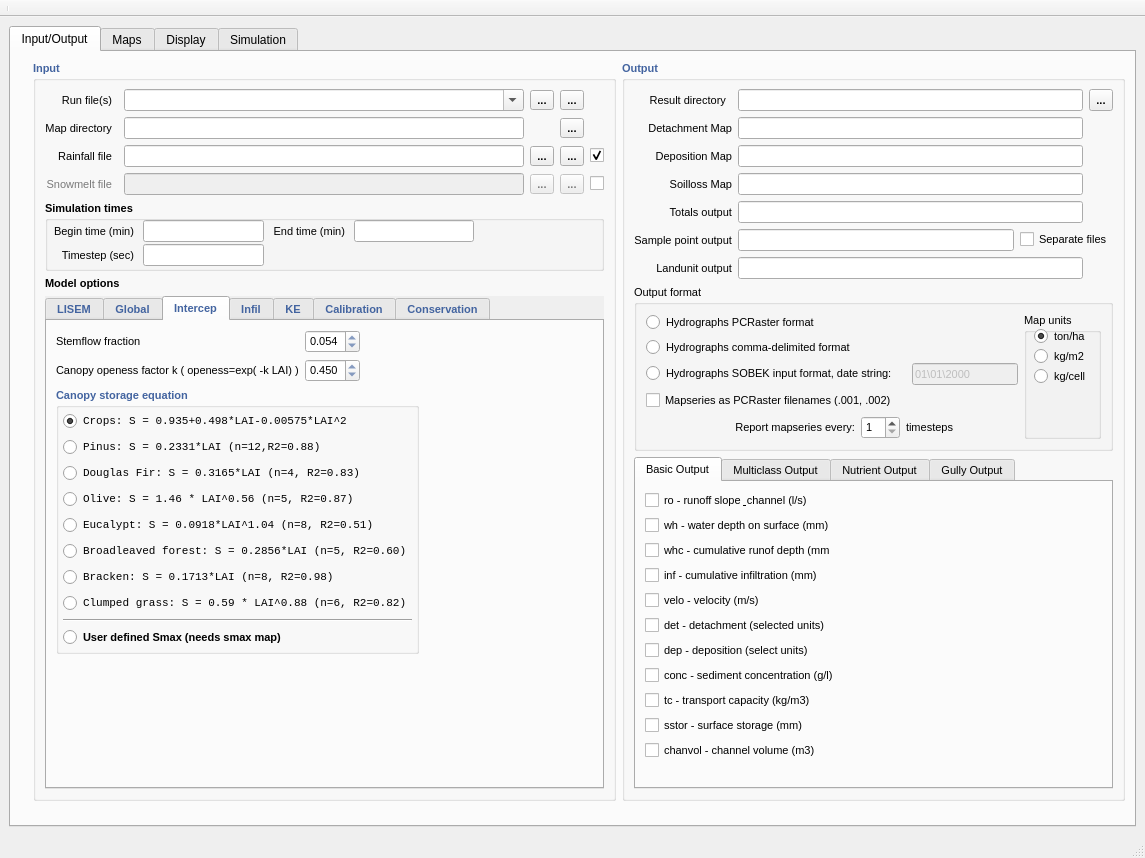
Old version of the form ui_full/lisemqt.ui in the repository vjetten/openlisem.
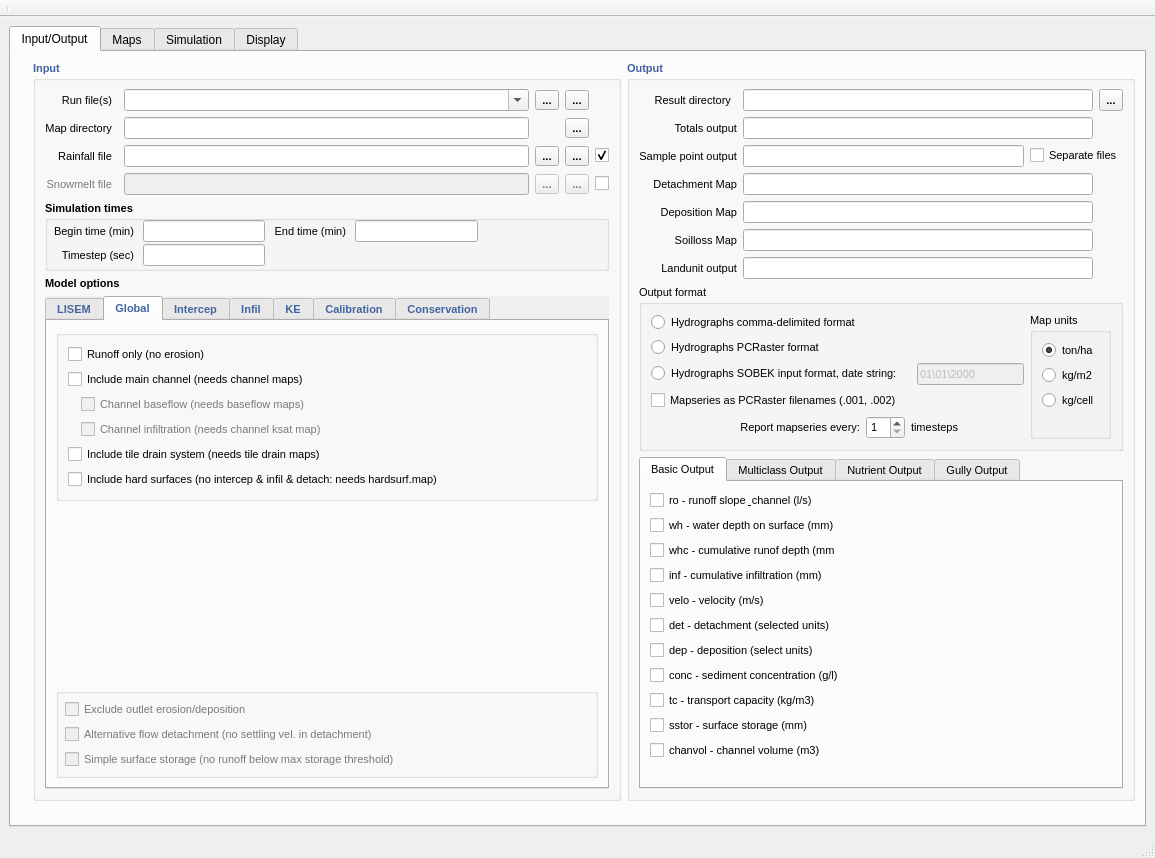
New version of the form. The open tabs and pages were chosen to show the change. Icons and pictures are not drawn.

Diff of the .ui file:
```diff
--- a/ui_full/lisemqt.ui
+++ b/ui_full/lisemqt.ui
@@ -6,8 +6,8 @@
    <rect>
     <x>0</x>
     <y>0</y>
-    <width>1145</width>
-    <height>809</height>
+    <width>1155</width>
+    <height>837</height>
    </rect>
   </property>
   <property name="sizePolicy">
@@ -77,7 +77,7 @@
        <enum>QTabWidget::North</enum>
       </property>
       <property name="currentIndex">
-       <number>3</number>
+       <number>2</number>
       </property>
       <widget class="QWidget" name="tab_1">
        <attribute name="title">
@@ -1250,7 +1250,7 @@
               <enum>QTabWidget::Rounded</enum>
              </property>
              <property name="currentIndex">
-              <number>2</number>
+              <number>1</number>
              </property>
              <widget class="QWidget" name="tabWidgetPage1">
               <attribute name="title">
@@ -6281,7 +6281,7 @@
                </property>
               </widget>
              </item>
-             <item row="1" column="0">
+             <item row="4" column="0">
               <widget class="QLabel" name="label_17">
                <property name="palette">
                 <palette>
@@ -6337,7 +6337,7 @@
                </property>
               </widget>
              </item>
-             <item row="1" column="1" colspan="2">
+             <item row="4" column="1" colspan="2">
               <widget class="QLineEdit" name="E_DetachmentMap">
                <property name="palette">
                 <palette>
@@ -6384,7 +6384,7 @@
                </property>
               </widget>
              </item>
-             <item row="2" column="0">
+             <item row="5" column="0">
               <widget class="QLabel" name="label_18">
                <property name="palette">
                 <palette>
@@ -6440,7 +6440,7 @@
                </property>
               </widget>
              </item>
-             <item row="2" column="1" colspan="2">
+             <item row="5" column="1" colspan="2">
               <widget class="QLineEdit" name="E_DepositionMap">
                <property name="palette">
                 <palette>
@@ -6487,7 +6487,7 @@
                </property>
               </widget>
              </item>
-             <item row="3" column="0">
+             <item row="6" column="0">
               <widget class="QLabel" name="label_19">
                <property name="palette">
                 <palette>
@@ -6543,7 +6543,7 @@
                </property>
               </widget>
              </item>
-             <item row="3" column="1" colspan="2">
+             <item row="6" column="1" colspan="2">
               <widget class="QLineEdit" name="E_SoillossMap">
                <property name="palette">
                 <palette>
@@ -6590,112 +6590,6 @@
                </property>
               </widget>
              </item>
-             <item row="4" column="0">
-              <widget class="QLabel" name="label_22">
-               <property name="palette">
-                <palette>
-                 <active>
-                  <colorrole role="WindowText">
-                   <brush brushstyle="SolidPattern">
-                    <color alpha="255">
-                     <red>0</red>
-                     <green>0</green>
-                     <blue>0</blue>
-                    </color>
-                   </brush>
-                  </colorrole>
-                 </active>
-                 <inactive>
-                  <colorrole role="WindowText">
-                   <brush brushstyle="SolidPattern">
-                    <color alpha="255">
-                     <red>0</red>
-                     <green>0</green>
-                     <blue>0</blue>
-                    </color>
-                   </brush>
-                  </colorrole>
-                 </inactive>
-                 <disabled>
-                  <colorrole role="WindowText">
-                   <brush brushstyle="SolidPattern">
-                    <color alpha="255">
-                     <red>122</red>
-                     <green>122</green>
-                     <blue>122</blue>
-                    </color>
-                   </brush>
-                  </colorrole>
-                 </disabled>
-                </palette>
-               </property>
-               <property name="font">
-                <font>
-                 <weight>50</weight>
-                 <bold>false</bold>
-                </font>
-               </property>
-               <property name="layoutDirection">
-                <enum>Qt::LeftToRight</enum>
-               </property>
-               <property name="text">
-                <string>Totals output</string>
-               </property>
-               <property name="alignment">
-                <set>Qt::AlignRight|Qt::AlignTrailing|Qt::AlignVCenter</set>
-               </property>
-              </widget>
-             </item>
-             <item row="4" column="1" colspan="2">
-              <widget class="QLineEdit" name="E_MainTotals">
-               <property name="palette">
-                <palette>
-                 <active>
-                  <colorrole role="WindowText">
-                   <brush brushstyle="SolidPattern">
-                    <color alpha="255">
-                     <red>0</red>
-                     <green>0</green>
-                     <blue>0</blue>
-                    </color>
-                   </brush>
-                  </colorrole>
-                 </active>
-                 <inactive>
-                  <colorrole role="WindowText">
-                   <brush brushstyle="SolidPattern">
-                    <color alpha="255">
-                     <red>0</red>
-                     <green>0</green>
-                     <blue>0</blue>
-                    </color>
-                   </brush>
-                  </colorrole>
-                 </inactive>
-                 <disabled>
-                  <colorrole role="WindowText">
-                   <brush brushstyle="SolidPattern">
-                    <color alpha="255">
-                     <red>122</red>
-                     <green>122</green>
-                     <blue>122</blue>
-                    </color>
-                   </brush>
-                  </colorrole>
-                 </disabled>
-                </palette>
-               </property>
-               <property name="font">
-                <font>
-                 <weight>50</weight>
-                 <bold>false</bold>
-                </font>
-               </property>
-               <property name="toolTip">
-                <string>Text file with totals at the outlet</string>
-               </property>
-              </widget>
-             </item>
              <item row="0" column="3">
               <widget class="QToolButton" name="toolButton_ResultDir">
                <property name="sizePolicy">
@@ -6750,7 +6644,210 @@
                </property>
               </widget>
              </item>
-             <item row="5" column="0">
+             <item row="9" column="0">
+              <widget class="QLabel" name="label_61">
+               <property name="palette">
+                <palette>
+                 <active>
+                  <colorrole role="WindowText">
+                   <brush brushstyle="SolidPattern">
+                    <color alpha="255">
+                     <red>0</red>
+                     <green>0</green>
+                     <blue>0</blue>
+                    </color>
+                   </brush>
+                  </colorrole>
+                 </active>
+                 <inactive>
+                  <colorrole role="WindowText">
+                   <brush brushstyle="SolidPattern">
+                    <color alpha="255">
+                     <red>0</red>
+                     <green>0</green>
+                     <blue>0</blue>
+                    </color>
+                   </brush>
+                  </colorrole>
+                 </inactive>
+                 <disabled>
+                  <colorrole role="WindowText">
+                   <brush brushstyle="SolidPattern">
+                    <color alpha="255">
+                     <red>122</red>
+                     <green>122</green>
+                     <blue>122</blue>
+                    </color>
+                   </brush>
+                  </colorrole>
+                 </disabled>
+                </palette>
+               </property>
+               <property name="font">
+                <font>
+                 <weight>50</weight>
+                 <bold>false</bold>
+                </font>
+               </property>
+               <property name="text">
+                <string>Landunit output</string>
+               </property>
+               <property name="alignment">
+                <set>Qt::AlignRight|Qt::AlignTrailing|Qt::AlignVCenter</set>
+               </property>
+              </widget>
+             </item>
+             <item row="9" column="1" colspan="2">
+              <widget class="QLineEdit" name="E_LandunitResults">
+               <property name="palette">
+                <palette>
+                 <active>
+                  <colorrole role="WindowText">
+                   <brush brushstyle="SolidPattern">
+                    <color alpha="255">
+                     <red>0</red>
+                     <green>0</green>
+                     <blue>0</blue>
+                    </color>
+                   </brush>
+                  </colorrole>
+                 </active>
+                 <inactive>
+                  <colorrole role="WindowText">
+                   <brush brushstyle="SolidPattern">
+                    <color alpha="255">
+                     <red>0</red>
+                     <green>0</green>
+                     <blue>0</blue>
+                    </color>
+                   </brush>
+                  </colorrole>
+                 </inactive>
+                 <disabled>
+                  <colorrole role="WindowText">
+                   <brush brushstyle="SolidPattern">
+                    <color alpha="255">
+                     <red>122</red>
+                     <green>122</green>
+                     <blue>122</blue>
+                    </color>
+                   </brush>
+                  </colorrole>
+                 </disabled>
+                </palette>
+               </property>
+               <property name="toolTip">
+                <string>Text file with totals per landunit</string>
+               </property>
+              </widget>
+             </item>
+             <item row="2" column="1" colspan="2">
+              <widget class="QLineEdit" name="E_MainTotals">
+               <property name="palette">
+                <palette>
+                 <active>
+                  <colorrole role="WindowText">
+                   <brush brushstyle="SolidPattern">
+                    <color alpha="255">
+                     <red>0</red>
+                     <green>0</green>
+                     <blue>0</blue>
+                    </color>
+                   </brush>
+                  </colorrole>
+                 </active>
+                 <inactive>
+                  <colorrole role="WindowText">
+                   <brush brushstyle="SolidPattern">
+                    <color alpha="255">
+                     <red>0</red>
+                     <green>0</green>
+                     <blue>0</blue>
+                    </color>
+                   </brush>
+                  </colorrole>
+                 </inactive>
+                 <disabled>
+                  <colorrole role="WindowText">
+                   <brush brushstyle="SolidPattern">
+                    <color alpha="255">
+                     <red>122</red>
+                     <green>122</green>
+                     <blue>122</blue>
+                    </color>
+                   </brush>
+                  </colorrole>
+                 </disabled>
+                </palette>
+               </property>
+               <property name="font">
+                <font>
+                 <weight>50</weight>
+                 <bold>false</bold>
+                </font>
+               </property>
+               <property name="toolTip">
+                <string>Text file with totals at the outlet</string>
+               </property>
+              </widget>
+             </item>
+             <item row="2" column="0">
+              <widget class="QLabel" name="label_22">
+               <property name="palette">
+                <palette>
+                 <active>
+                  <colorrole role="WindowText">
+                   <brush brushstyle="SolidPattern">
+                    <color alpha="255">
+                     <red>0</red>
+                     <green>0</green>
+                     <blue>0</blue>
+                    </color>
+                   </brush>
+                  </colorrole>
+                 </active>
+                 <inactive>
+                  <colorrole role="WindowText">
+                   <brush brushstyle="SolidPattern">
+                    <color alpha="255">
+                     <red>0</red>
+                     <green>0</green>
+                     <blue>0</blue>
+                    </color>
+                   </brush>
+                  </colorrole>
+                 </inactive>
+                 <disabled>
+                  <colorrole role="WindowText">
+                   <brush brushstyle="SolidPattern">
+                    <color alpha="255">
+                     <red>122</red>
+                     <green>122</green>
+                     <blue>122</blue>
+                    </color>
+                   </brush>
+                  </colorrole>
+                 </disabled>
+                </palette>
+               </property>
+               <property name="font">
+                <font>
+                 <weight>50</weight>
+                 <bold>false</bold>
+                </font>
+               </property>
+               <property name="layoutDirection">
+                <enum>Qt::LeftToRight</enum>
+               </property>
+               <property name="text">
+                <string>Totals output</string>
+               </property>
+               <property name="alignment">
+                <set>Qt::AlignRight|Qt::AlignTrailing|Qt::AlignVCenter</set>
+               </property>
+              </widget>
+             </item>
+             <item row="3" column="0">
               <widget class="QLabel" name="label_20">
                <property name="palette">
                 <palette>
@@ -6806,7 +6903,7 @@
                </property>
               </widget>
              </item>
-             <item row="5" column="1">
+             <item row="3" column="1">
               <widget class="QLineEdit" name="E_PointResults">
                <property name="palette">
                 <palette>
@@ -6856,7 +6953,7 @@
                </property>
               </widget>
              </item>
-             <item row="5" column="2" colspan="2">
+             <item row="3" column="2" colspan="2">
               <widget class="QCheckBox" name="checkSeparateOutput">
                <property name="sizePolicy">
                 <sizepolicy hsizetype="Fixed" vsizetype="Fixed">
@@ -6912,103 +7009,6 @@
                </property>
               </widget>
              </item>
-             <item row="6" column="0">
-              <widget class="QLabel" name="label_61">
-               <property name="palette">
-                <palette>
-                 <active>
-                  <colorrole role="WindowText">
-                   <brush brushstyle="SolidPattern">
-                    <color alpha="255">
-                     <red>0</red>
-                     <green>0</green>
-                     <blue>0</blue>
-                    </color>
-                   </brush>
-                  </colorrole>
-                 </active>
-                 <inactive>
-                  <colorrole role="WindowText">
-                   <brush brushstyle="SolidPattern">
-                    <color alpha="255">
-                     <red>0</red>
-                     <green>0</green>
-                     <blue>0</blue>
-                    </color>
-                   </brush>
-                  </colorrole>
-                 </inactive>
-                 <disabled>
-                  <colorrole role="WindowText">
-                   <brush brushstyle="SolidPattern">
-                    <color alpha="255">
-                     <red>122</red>
-                     <green>122</green>
-                     <blue>122</blue>
-                    </color>
-                   </brush>
-                  </colorrole>
-                 </disabled>
-                </palette>
-               </property>
-               <property name="font">
-                <font>
-                 <weight>50</weight>
-                 <bold>false</bold>
-                </font>
-               </property>
-               <property name="text">
-                <string>Landunit output</string>
-               </property>
-               <property name="alignment">
-                <set>Qt::AlignRight|Qt::AlignTrailing|Qt::AlignVCenter</set>
-               </property>
-              </widget>
-             </item>
-             <item row="6" column="1" colspan="2">
-              <widget class="QLineEdit" name="E_LandunitResults">
-               <property name="palette">
-                <palette>
-                 <active>
-                  <colorrole role="WindowText">
-                   <brush brushstyle="SolidPattern">
-                    <color alpha="255">
-                     <red>0</red>
-                     <green>0</green>
-                     <blue>0</blue>
-                    </color>
-                   </brush>
-                  </colorrole>
-                 </active>
-                 <inactive>
-                  <colorrole role="WindowText">
-                   <brush brushstyle="SolidPattern">
-                    <color alpha="255">
-                     <red>0</red>
-                     <green>0</green>
-                     <blue>0</blue>
-                    </color>
-                   </brush>
-                  </colorrole>
-                 </inactive>
-                 <disabled>
-                  <colorrole role="WindowText">
-                   <brush brushstyle="SolidPattern">
-                    <color alpha="255">
-                     <red>122</red>
-                     <green>122</green>
-                     <blue>122</blue>
-                    </color>
-                   </brush>
-                  </colorrole>
-                 </disabled>
-                </palette>
-               </property>
-               <property name="toolTip">
-                <string>Text file with totals per landunit</string>
-               </property>
-              </widget>
-             </item>
             </layout>
            </item>
            <item>
@@ -7066,14 +7066,142 @@
               <string>Output format</string>
              </property>
              <layout class="QGridLayout" name="gridLayout_4">
-              <item row="1" column="0" colspan="2">
-               <widget class="QRadioButton" name="checkWritePCRaster">
-                <property name="text">
-                 <string>Hydrographs PCRaster format</string>
+              <item row="2" column="4" rowspan="5">
+               <widget class="QGroupBox" name="groupBox_2">
+                <property name="palette">
+                 <palette>
+                  <active>
+                   <colorrole role="WindowText">
+                    <brush brushstyle="SolidPattern">
+                     <color alpha="255">
+                      <red>0</red>
+                      <green>0</green>
+                      <blue>0</blue>
+                     </color>
+                    </brush>
+                   </colorrole>
+                  </active>
+                  <inactive>
+                   <colorrole role="WindowText">
+                    <brush brushstyle="SolidPattern">
+                     <color alpha="255">
+                      <red>0</red>
+                      <green>0</green>
+                      <blue>0</blue>
+                     </color>
+                    </brush>
+                   </colorrole>
+                  </inactive>
+                  <disabled>
+                   <colorrole role="WindowText">
+                    <brush brushstyle="SolidPattern">
+                     <color alpha="255">
+                      <red>122</red>
+                      <green>122</green>
+                      <blue>122</blue>
+                     </color>
+                    </brush>
+                   </colorrole>
+                  </disabled>
+                 </palette>
                 </property>
+                <property name="font">
+                 <font>
+                  <weight>50</weight>
+                  <bold>false</bold>
+                 </font>
+                </property>
+                <property name="title">
+                 <string>Map units</string>
+                </property>
+                <layout class="QVBoxLayout" name="verticalLayout_8">
+                 <item>
+                  <widget class="QRadioButton" name="checkUnits_tonha">
+                   <property name="palette">
+                    <palette>
+                     <active>
+                      <colorrole role="WindowText">
+                       <brush brushstyle="SolidPattern">
+                        <color alpha="255">
+                         <red>0</red>
+                         <green>0</green>
+                         <blue>0</blue>
+                        </color>
+                       </brush>
+                      </colorrole>
+                     </active>
+                     <inactive>
+                      <colorrole role="WindowText">
+                       <brush brushstyle="SolidPattern">
+                        <color alpha="255">
+                         <red>0</red>
+                         <green>0</green>
+                         <blue>0</blue>
+                        </color>
+                       </brush>
+                      </colorrole>
+                     </inactive>
+                     <disabled>
+                      <colorrole role="WindowText">
+                       <brush brushstyle="SolidPattern">
+                        <color alpha="255">
+                         <red>122</red>
+                         <green>122</green>
+                         <blue>122</blue>
+                        </color>
+                       </brush>
+                      </colorrole>
+                     </disabled>
+                    </palette>
+                   </property>
+                   <property name="text">
+                    <string>ton/ha</string>
+                   </property>
+                   <property name="checked">
+                    <bool>true</bool>
+                   </property>
+                   <attribute name="buttonGroup">
+                    <string>buttonGroup</string>
+                   </attribute>
+                  </widget>
+                 </item>
+                 <item>
+                  <widget class="QRadioButton" name="checkUnits_kgm2">
+                   <property name="text">
+                    <string>kg/m2</string>
+                   </property>
+                   <attribute name="buttonGroup">
+                    <string>buttonGroup</string>
+                   </attribute>
+                  </widget>
+                 </item>
+                 <item>
+                  <widget class="QRadioButton" name="checkUnits_kgcell">
+                   <property name="text">
+                    <string>kg/cell</string>
+                   </property>
+                   <attribute name="buttonGroup">
+                    <string>buttonGroup</string>
+                   </attribute>
+                  </widget>
+                 </item>
+                 <item>
+                  <spacer name="verticalSpacer_13">
+                   <property name="orientation">
+                    <enum>Qt::Vertical</enum>
+                   </property>
+                   <property name="sizeHint" stdset="0">
+                    <size>
+                     <width>20</width>
+                     <height>40</height>
+                    </size>
+                   </property>
+                  </spacer>
+                 </item>
+                </layout>
                </widget>
               </item>
-              <item row="3" column="0" colspan="3">
+              <item row="4" column="0" colspan="3">
                <widget class="QRadioButton" name="checkWriteSOBEK">
                 <property name="sizePolicy">
                  <sizepolicy hsizetype="Fixed" vsizetype="Fixed">
@@ -7086,7 +7214,7 @@
                 </property>
                </widget>
               </item>
-              <item row="3" column="3">
+              <item row="4" column="3">
                <widget class="QLineEdit" name="SOBEKdatestring">
                 <property name="enabled">
                  <bool>false</bool>
@@ -7114,14 +7242,14 @@
                 </property>
                </widget>
               </item>
-              <item row="4" column="0" colspan="4">
+              <item row="5" column="0" colspan="4">
                <widget class="QCheckBox" name="checkWritePCRnames">
                 <property name="text">
                  <string>Mapseries as PCRaster filenames (.001, .002)</string>
                 </property>
                </widget>
               </item>
-              <item row="5" column="0">
+              <item row="6" column="0">
                <widget class="QLabel" name="label_80">
                 <property name="text">
                  <string>Report mapseries every:</string>
@@ -7131,7 +7259,20 @@
                 </property>
                </widget>
               </item>
-              <item row="5" column="2" colspan="2">
+              <item row="6" column="1">
+               <widget class="QSpinBox" name="printinterval">
+                <property name="sizePolicy">
+                 <sizepolicy hsizetype="Fixed" vsizetype="Fixed">
+                  <horstretch>0</horstretch>
+                  <verstretch>0</verstretch>
+                 </sizepolicy>
+                </property>
+                <property name="minimum">
+                 <number>1</number>
+                </property>
+               </widget>
+              </item>
+              <item row="6" column="2" colspan="2">
                <widget class="QLabel" name="label_16">
                 <property name="sizePolicy">
                  <sizepolicy hsizetype="Expanding" vsizetype="Preferred">
@@ -7144,164 +7285,20 @@
                 </property>
                </widget>
               </item>
+              <item row="3" column="0">
+               <widget class="QRadioButton" name="checkWritePCRaster">
+                <property name="text">
+                 <string>Hydrographs PCRaster format</string>
+                </property>
+               </widget>
+              </item>
               <item row="2" column="0">
-               <widget class="QRadioButton" name="chechWriteCommaDelimited">
+               <widget class="QRadioButton" name="checkWriteCommaDelimited">
                 <property name="text">
                  <string>Hydrographs comma-delimited format</string>
                 </property>
                </widget>
               </item>
-              <item row="5" column="1">
-               <widget class="QSpinBox" name="printinterval">
-                <property name="sizePolicy">
-                 <sizepolicy hsizetype="Fixed" vsizetype="Fixed">
-                  <horstretch>0</horstretch>
-                  <verstretch>0</verstretch>
-                 </sizepolicy>
-                </property>
-                <property name="minimum">
-                 <number>1</number>
-                </property>
-               </widget>
-              </item>
-              <item row="1" column="4" rowspan="5">
-               <widget class="QGroupBox" name="groupBox_2">
-                <property name="palette">
-                 <palette>
-                  <active>
-                   <colorrole role="WindowText">
-                    <brush brushstyle="SolidPattern">
-                     <color alpha="255">
-                      <red>0</red>
-                      <green>0</green>
-                      <blue>0</blue>
-                     </color>
-                    </brush>
-                   </colorrole>
-                  </active>
-                  <inactive>
-                   <colorrole role="WindowText">
-                    <brush brushstyle="SolidPattern">
-                     <color alpha="255">
-                      <red>0</red>
-                      <green>0</green>
-                      <blue>0</blue>
-                     </color>
-                    </brush>
-                   </colorrole>
-                  </inactive>
-                  <disabled>
-                   <colorrole role="WindowText">
-                    <brush brushstyle="SolidPattern">
-                     <color alpha="255">
-                      <red>122</red>
-                      <green>122</green>
-                      <blue>122</blue>
-                     </color>
-                    </brush>
-                   </colorrole>
-                  </disabled>
-                 </palette>
-                </property>
-                <property name="font">
-                 <font>
-                  <weight>50</weight>
-                  <bold>false</bold>
-                 </font>
-                </property>
-                <property name="title">
-                 <string>Map units</string>
-                </property>
-                <widget class="QRadioButton" name="checkUnits_kgcell">
-                 <property name="geometry">
-                  <rect>
-                   <x>10</x>
-                   <y>55</y>
-                   <width>61</width>
-                   <height>17</height>
-                  </rect>
-                 </property>
-                 <property name="text">
-                  <string>kg/cell</string>
-                 </property>
-                 <attribute name="buttonGroup">
-                  <string>buttonGroup</string>
-                 </attribute>
-                </widget>
-                <widget class="QRadioButton" name="checkUnits_kgm2">
-                 <property name="geometry">
-                  <rect>
-                   <x>10</x>
-                   <y>35</y>
-                   <width>51</width>
-                   <height>17</height>
-                  </rect>
-                 </property>
-                 <property name="text">
-                  <string>kg/m2</string>
-                 </property>
-                 <attribute name="buttonGroup">
-                  <string>buttonGroup</string>
-                 </attribute>
-                </widget>
-                <widget class="QRadioButton" name="checkUnits_tonha">
-                 <property name="geometry">
-                  <rect>
-                   <x>10</x>
-                   <y>15</y>
-                   <width>61</width>
-                   <height>17</height>
-                  </rect>
-                 </property>
-                 <property name="palette">
-                  <palette>
-                   <active>
-                    <colorrole role="WindowText">
-                     <brush brushstyle="SolidPattern">
-                      <color alpha="255">
-                       <red>0</red>
-                       <green>0</green>
-                       <blue>0</blue>
-                      </color>
-                     </brush>
-                    </colorrole>
-                   </active>
-                   <inactive>
-                    <colorrole role="WindowText">
-                     <brush brushstyle="SolidPattern">
-                      <color alpha="255">
-                       <red>0</red>
-                       <green>0</green>
-                       <blue>0</blue>
-                      </color>
-                     </brush>
-                    </colorrole>
-                   </inactive>
-                   <disabled>
-                    <colorrole role="WindowText">
-                     <brush brushstyle="SolidPattern">
-                      <color alpha="255">
-                       <red>122</red>
-                       <green>122</green>
-                       <blue>122</blue>
-                      </color>
-                     </brush>
-                    </colorrole>
-                   </disabled>
-                  </palette>
-                 </property>
-                 <property name="text">
-                  <string>ton/ha</string>
-                 </property>
-                 <property name="checked">
-                  <bool>true</bool>
-                 </property>
-                 <attribute name="buttonGroup">
-                  <string>buttonGroup</string>
-                 </attribute>
-                </widget>
-               </widget>
-              </item>
              </layout>
             </widget>
            </item>
@@ -7686,11 +7683,6 @@
         </item>
        </layout>
       </widget>
-      <widget class="QWidget" name="tab">
-       <attribute name="title">
-        <string>Display</string>
-       </attribute>
-      </widget>
       <widget class="QWidget" name="tab_3">
        <attribute name="title">
         <string>Simulation</string>
@@ -12064,6 +12056,29 @@
         </item>
        </layout>
       </widget>
+      <widget class="QWidget" name="tab">
+       <attribute name="title">
+        <string>Display</string>
+       </attribute>
+       <widget class="QLabel" name="label_85">
+        <property name="geometry">
+         <rect>
+          <x>30</x>
+          <y>20</y>
+          <width>231</width>
+          <height>16</height>
+         </rect>
+        </property>
+        <property name="font">
+         <font>
+          <italic>true</italic>
+         </font>
+        </property>
+        <property name="text">
+         <string>Map display not implemented yet</string>
+        </property>
+       </widget>
+      </widget>
      </widget>
     </item>
    </layout>
```
Left out of the diff: 72 changed lines with no effect on the pictures.
